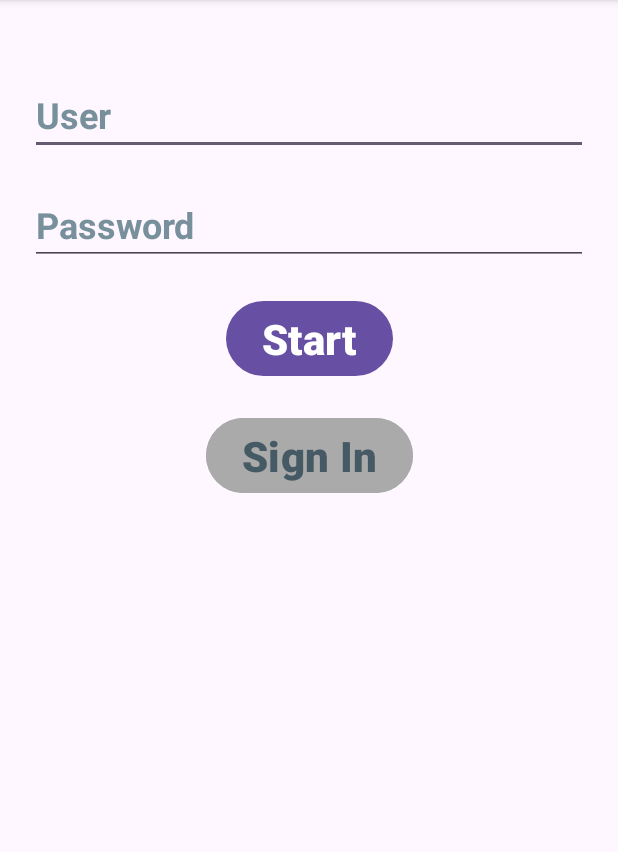
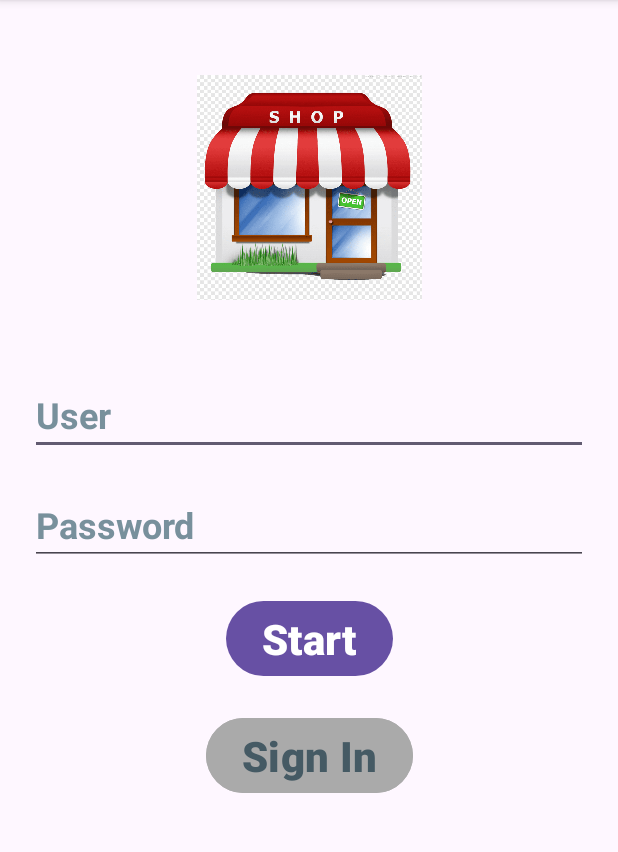
Before and after one commit to ShujiNxBanE/Product-Management-With-Auth, an Android app: the screen it shows after launch (AuthActivity), after a tap on "Start", on a phone screen of 412 x 824 dp, the part 96-948 px from its top. Run offline under Robolectric (Android 15) with nearby library versions, the phone set to English and light mode, and no system bars; our stand-ins replace Volley.

Commit message:
Images added and solution errors

```diff
--- a/app/src/main/java/com/rogersmarket/AuthActivity.java
+++ b/app/src/main/java/com/rogersmarket/AuthActivity.java
@@ -3,10 +3,10 @@ package com.rogersmarket;
 import android.content.Intent;
 import android.content.SharedPreferences;
 import android.os.Bundle;
-import android.view.View;
 import android.widget.Button;
 import android.widget.EditText;
 import android.widget.TextView;
+import android.widget.Toast;
 
 import androidx.activity.EdgeToEdge;
 import androidx.appcompat.app.AlertDialog;
@@ -61,22 +61,22 @@ public class AuthActivity extends AppCompatActivity {
         register_etPassword = findViewById(R.id.register_etPassword);
 
         auth_btnSignIn = findViewById(R.id.register_btnSignIn);
-        auth_btnStart = findViewById(R.id.register_btnStart);
+        auth_btnStart = findViewById(R.id.register_btnLogIn);
 
         auth_btnSignIn.setOnClickListener(v -> {
             Intent intent = new Intent(AuthActivity.this, SignInActivity.class);
             AuthActivity.this.startActivity(intent);
         });
 
-        auth_btnStart.setOnClickListener(new View.OnClickListener() {
-            @Override
-            public void onClick(View v) {
+        auth_btnStart.setOnClickListener(v -> {
             final String username = register_etUser.getText().toString();
             final String password = register_etPassword.getText().toString();
 
-                Response.Listener<String> responseListener = new Response.Listener<String>() {
-                    @Override
-                    public void onResponse(String response) {
+            if (username.isEmpty() || password.isEmpty()) {
+                Toast.makeText(AuthActivity.this, "Please enter both username and password", Toast.LENGTH_SHORT).show();
+                return;
+            }
+            Response.Listener<String> responseListener = response -> {
                 try {
                     JSONObject jsonResponse = new JSONObject(response);
                     boolean success = jsonResponse.getBoolean("success");
@@ -85,8 +85,8 @@ public class AuthActivity extends AppCompatActivity {
                         String name = jsonResponse.getString("name");
 
                         // Save state of session
-                                SharedPreferences preferences = getSharedPreferences("user_details", MODE_PRIVATE);
-                                SharedPreferences.Editor editor = preferences.edit();
+                        SharedPreferences preferences1 = getSharedPreferences("user_details", MODE_PRIVATE);
+                        SharedPreferences.Editor editor = preferences1.edit();
                         editor.putString("name", name);
                         editor.putString("username", username);
                         editor.putString("password", password);
@@ -109,13 +109,11 @@ public class AuthActivity extends AppCompatActivity {
                 } catch (JSONException e) {
                     throw new RuntimeException(e);
                 }
-                    }
             };
 
             LoginRequest loginRequest = new LoginRequest(username, password, responseListener);
             RequestQueue queue = Volley.newRequestQueue(AuthActivity.this);
             queue.add(loginRequest);
-            }
         });
     }
 }
--- a/app/src/main/java/com/rogersmarket/LoginRequest.java
+++ b/app/src/main/java/com/rogersmarket/LoginRequest.java
@@ -9,8 +9,8 @@ import java.util.Map;
 
 public class LoginRequest extends StringRequest {
 
-    private static final String LOGIN_REQUEST_URL="http://192.168.100.8/roger_market_db/login_app.php";
-    private Map<String,String> params;
+    private static final String LOGIN_REQUEST_URL="http://192.168.100.7/roger_market_db/login_app.php";
+    private final Map<String,String> params;
     public LoginRequest(String username, String password, Response.Listener<String> listener){
         super(Request.Method.POST, LOGIN_REQUEST_URL, listener, null);
         params = new HashMap<>();
--- a/app/src/main/java/com/rogersmarket/RegisterRequest.java
+++ b/app/src/main/java/com/rogersmarket/RegisterRequest.java
@@ -8,8 +8,8 @@ import java.util.Map;
 
 public class RegisterRequest extends StringRequest {
 
-    private static final String REGISTER_REQUEST_URL="http://192.168.100.8/roger_market_db/register_app.php";
-    private Map<String,String> params;
+    private static final String REGISTER_REQUEST_URL="http://192.168.100.7/roger_market_db/register_app.php";
+    private final Map<String,String> params;
     public RegisterRequest(String name, String username, String password, Response.Listener<String> listener){
         super(Method.POST, REGISTER_REQUEST_URL, listener, null);
         params = new HashMap<>();
--- a/app/src/main/res/layout/activity_auth.xml
+++ b/app/src/main/res/layout/activity_auth.xml
@@ -6,6 +6,18 @@
     android:layout_width="match_parent"
     android:layout_height="match_parent"
     tools:context=".AuthActivity">
+
+    <ImageView
+        android:id="@+id/imageView"
+        android:layout_width="match_parent"
+        android:layout_height="150dp"
+        android:layout_marginTop="50dp"
+        android:background="@android:color/transparent"
+        android:src="@drawable/auth_icon2"
+        app:layout_constraintStart_toStartOf="parent"
+        app:layout_constraintEnd_toEndOf="parent"
+        app:layout_constraintTop_toTopOf="parent"
+        tools:ignore="ContentDescription" />
 
     <EditText
         android:id="@+id/register_etUser"
@@ -20,7 +32,7 @@
         android:textStyle="bold"
         app:layout_constraintEnd_toEndOf="parent"
         app:layout_constraintStart_toStartOf="parent"
-        app:layout_constraintTop_toTopOf="parent"
+        app:layout_constraintTop_toBottomOf="@+id/imageView"
         tools:ignore="Autofill,HardcodedText,LabelFor,
         TextFields,VisualLintTextFieldSize" />
 
@@ -42,7 +54,7 @@
         TextFields,VisualLintTextFieldSize" />
 
     <Button
-        android:id="@+id/register_btnStart"
+        android:id="@+id/register_btnLogIn"
         android:text="Start"
         android:textSize="28sp"
         android:textStyle="bold"
@@ -66,7 +78,7 @@
         android:textStyle="bold"
         app:layout_constraintEnd_toEndOf="parent"
         app:layout_constraintStart_toStartOf="parent"
-        app:layout_constraintTop_toBottomOf="@id/register_btnStart"
+        app:layout_constraintTop_toBottomOf="@id/register_btnLogIn"
         tools:ignore="HardcodedText" />
 
 </androidx.constraintlayout.widget.ConstraintLayout>
```
Also changed, not shown: app/src/main/AndroidManifest.xml (+5 -3 lines), app/src/main/java/com/rogersmarket/EditProductActivity.java (+35 -6 lines), app/src/main/java/com/rogersmarket/InsertProductActivity.java (+34 -7 lines), app/src/main/java/com/rogersmarket/SignInActivity.java (+17 -14 lines), app/src/main/res/layout/activity_edit_product.xml (+31 -3 lines), app/src/main/res/layout/activity_insert_product.xml (+16 -2 lines), app/src/main/res/layout/activity_sign_in.xml (+29 -2 lines), app/src/main/res/drawable/app_icon.png (added), app/src/main/res/drawable/app_icono.png (added), app/src/main/res/drawable/auth_icon.jpg (added), app/src/main/res/drawable/auth_icon2.png (added). Lines whose indentation alone changed are shown as unchanged.
